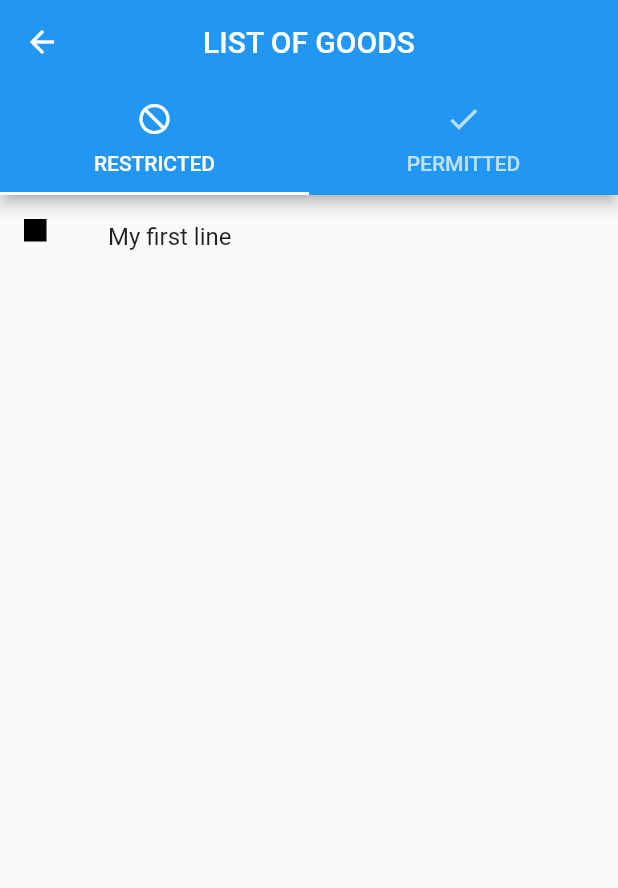
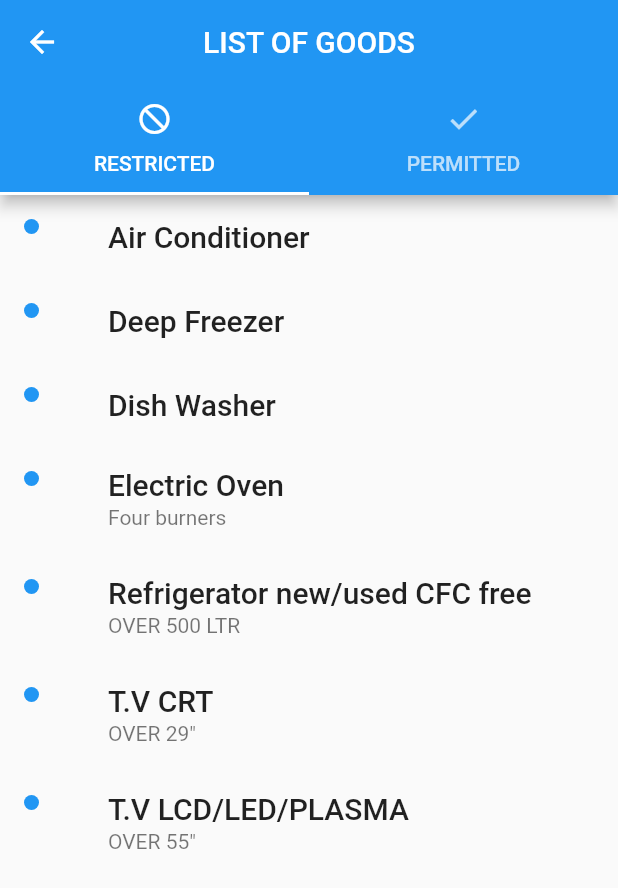
Before and after one commit to pyrecyter/DutyFreeAllowance, a Flutter app: the Items screen opened directly, on a phone screen of 412 x 824 dp. Shown: the top 888 px of the screen. Run offline on Flutter 3.47's test engine with Material 2 defaults, Android fonts, the phone set to English and light mode, and no system bars.

Commit message:
restricted done

```diff
--- a/lib/items.dart
+++ b/lib/items.dart
@@ -20,13 +20,13 @@ class Items extends StatelessWidget {
           title: Text('LIST OF GOODS'),
         ),
         body: TabBarView(
-          children: <Widget>[
-            (new ListTile(
-              leading: new MyBullet(),
-              title: new Text('My first line'),
-            )),
-            new ListTile(
-                leading: new MyBullet(), title: new Text('My second line')),
+          children: [
+            new ListView(
+              children: list,
+            ),
+            new ListView(
+              children: list,
+            ),
           ],
         ),
       ),
@@ -38,12 +38,54 @@ class MyBullet extends StatelessWidget {
   @override
   Widget build(BuildContext context) {
     return new Container(
-      height: 15.0,
-      width: 15.0,
+      height: 10.0,
+      width: 10.0,
       decoration: new BoxDecoration(
-        color: Colors.black,
-        shape: BoxShape.rectangle,
+        color: Colors.blue,
+        shape: BoxShape.circle,
       ),
     );
   }
 }
+
+List<Widget> list = <Widget>[
+  new ListTile(
+    title: new Text('Air Conditioner',
+        style: new TextStyle(fontWeight: FontWeight.w500, fontSize: 20.0)),
+    leading: new MyBullet(),
+  ),
+  new ListTile(
+    title: new Text('Deep Freezer',
+        style: new TextStyle(fontWeight: FontWeight.w500, fontSize: 20.0)),
+    leading: new MyBullet(),
+  ),
+  new ListTile(
+    title: new Text('Dish Washer',
+        style: new TextStyle(fontWeight: FontWeight.w500, fontSize: 20.0)),
+    leading: new MyBullet(),
+  ),
+  new ListTile(
+    title: new Text('Electric Oven',
+        style: new TextStyle(fontWeight: FontWeight.w500, fontSize: 20.0)),
+    subtitle: new Text('Four burners'),
+    leading: new MyBullet(),
+  ),
+  new ListTile(
+    title: new Text('Refrigerator new/used CFC free',
+        style: new TextStyle(fontWeight: FontWeight.w500, fontSize: 20.0)),
+    subtitle: new Text('OVER 500 LTR'),
+    leading: new MyBullet(),
+  ),
+  new ListTile(
+    title: new Text('T.V CRT',
+        style: new TextStyle(fontWeight: FontWeight.w500, fontSize: 20.0)),
+    subtitle: new Text('OVER 29"'),
+    leading: new MyBullet(),
+  ),
+  new ListTile(
+    title: new Text('T.V LCD/LED/PLASMA',
+        style: new TextStyle(fontWeight: FontWeight.w500, fontSize: 20.0)),
+    subtitle: new Text('OVER 55"'),
+    leading: new MyBullet(),
+  ),
+];
```
